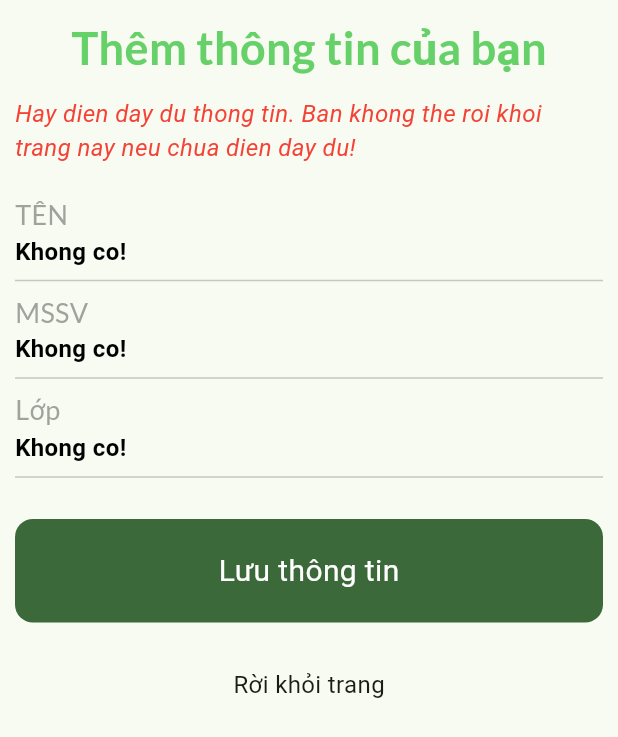
After one commit to RohJeongeui/first-android, a Flutter app: the PageDangKyLop screen opened directly, after a tap on "Lưu thông tin", on a phone screen of 412 x 824 dp. The commit adds this screen. Shown: the top 737 px of the screen. Run offline on Flutter 3.47's test engine with Material 3 defaults, Android fonts, the phone set to English and light mode, and no system bars; our stand-ins replace avatar_glow, dio, google_fonts, shared_preferences; accounts and stored records are empty; network calls fail.

Commit message:
linux/flutter/generated_plugin_registrant.cc

```diff
--- a/lib/UI/AppConstant.dart
+++ b/lib/UI/AppConstant.dart
@@ -3,17 +3,26 @@ import 'package:google_fonts/google_fonts.dart';
 
 class AppConstant{
   static TextStyle textfancyheader = GoogleFonts.lato(
-    fontSize: 40, color: const Color.fromARGB(150, 100, 100, 100));
+    fontSize: 40, color: const Color.fromARGB(150, 100, 100, 100),fontWeight: FontWeight.bold);
+
+  static TextStyle textfancyheader_2 = GoogleFonts.lato(
+    fontSize: 18, color: const Color.fromARGB(150, 100, 100, 100));
+
   static TextStyle text_error = const TextStyle(
     fontSize: 16, color: Colors.red, fontStyle: FontStyle.italic);
+
   static TextStyle textlink = TextStyle(color: Colors.blue[600],
     fontSize: 16, fontWeight: FontWeight.bold);
+
   static TextStyle textbody = const TextStyle(color: Colors.black,
     fontSize: 16, fontWeight: FontWeight.bold);
+
   static TextStyle textbodyfocus = TextStyle(color: Colors.blue[600],
     fontSize: 20, fontWeight: FontWeight.bold);
+
   static TextStyle textlogo = GoogleFonts.lato(
     fontSize: 30, color: Color.fromARGB(255, 101, 209, 104) ,fontWeight: FontWeight.bold);
+
   static Color mainColor =  Color.fromARGB(255, 86, 158, 89);
   static Color backgroundColor =  Color.fromARGB(255, 210, 232, 236);
 }
--- /dev/null
+++ b/lib/UI/page_dangkylop.dart
@@ -0,0 +1,278 @@
+import 'package:connect_1000/UI/AppConstant.dart';
+import 'package:connect_1000/UI/custom_ctrl.dart';
+import 'package:connect_1000/models/lop.dart';
+import 'package:connect_1000/models/profile.dart';
+import 'package:connect_1000/repositories/lop_repository.dart';
+import 'package:connect_1000/repositories/student_repository.dart';
+import 'package:connect_1000/repositories/user_repository.dart';
+import 'package:flutter/material.dart';
+
+class PageDangKyLop extends StatefulWidget {
+  PageDangKyLop({super.key});
+
+  @override
+  State<PageDangKyLop> createState() => _PageDangKyLopState();
+}
+
+class _PageDangKyLopState extends State<PageDangKyLop> {
+  List<Lop>? listlop = [];
+
+  @override
+  Widget build(BuildContext context) {
+    final size = MediaQuery.of(context).size;
+    Profile profile = Profile();
+    String mssv = profile.student.mssv;
+    String ten = profile.user.first_name;
+    int idlop = profile.student.idlop;
+    String tenlop = profile.student.tenlop;
+
+    return Scaffold(
+      body: SafeArea(
+        child: SingleChildScrollView(
+          child: Padding(
+            padding: const EdgeInsets.all(10.0),
+            child: Column(
+              crossAxisAlignment: CrossAxisAlignment.center,
+              children: [
+                Text('Thêm thông tin của bạn',
+                      style: AppConstant.textlogo,),
+                SizedBox(height: 10,),
+                Text('Hay dien day du thong tin. Ban khong the roi khoi trang nay neu chua dien day du!',
+                    style: AppConstant.text_error,),
+                SizedBox(height: 20,),
+                CustomInputTextFormField(
+                  title: "TÊN",
+                  value: ten,
+                  width: size.width,
+                  callback: (output) {
+                    ten = output;
+                  },
+                ),
+                CustomInputTextFormField(
+                  title: "MSSV",
+                  value: mssv,
+                  width: size.width,
+                  callback: (output) {
+                    mssv = output;
+                  },
+                ),
+                listlop!.isEmpty?
+                FutureBuilder(
+                  future: LopRepository().getDSLop(),
+                  builder: (context, AsyncSnapshot<List<Lop>> snapshot){
+                    if(snapshot.connectionState == ConnectionState.waiting){
+                      return const CircularProgressIndicator();
+                    }else
+                    if(snapshot.hasData){
+                      listlop = snapshot.data;
+                      return CustomInputDropDown(
+                        width: size.width,
+                        list: listlop!,
+                        title: "Lớp",
+                        valueid: idlop,
+                        valuename: tenlop,
+                        callback: (outputid, outputname) {
+                          idlop = outputid;
+                          tenlop = outputname;
+                        },
+                      );
+                    }else{
+                      return Text('loi xay ra');
+                    }
+                  },
+                ):CustomInputDropDown(
+                        width: size.width,
+                        list: listlop!,
+                        title: "Lớp",
+                        valueid: idlop,
+                        valuename: tenlop,
+                        callback: (outputid, outputname) {
+                          idlop = outputid;
+                          tenlop = outputname;
+                        },
+                      ),
+                      const SizedBox(height: 20,),
+                      GestureDetector(
+                        onTap: () async{
+                          profile.student.mssv = mssv;
+                          profile.student.idlop = idlop;
+                          profile.student.tenlop = tenlop;
+                          profile.user.first_name = ten;
+                          await UserRepository().updateProfile();
+                          await StudentRepository().dangkyLop();
+                        },
+                        child:
+                          Custom_Button(textButton: "Lưu thông tin")
+                      ),
+                        const SizedBox(height: 30,),
+                        Text("Rời khỏi trang")
+
+              ],),
+          ),
+        ),
+      ),
+    );
+  }
+}
+
+class CustomInputTextFormField extends StatefulWidget {
+  CustomInputTextFormField({
+    super.key,
+    required this.width, required this.title, required this.value, required this.callback,
+  });
+
+  final double width;
+  final String title;
+  final String value;
+  final Function (String output) callback;
+  @override
+  State<CustomInputTextFormField> createState() => _CustomInputTextFormFieldState();
+}
+
+class _CustomInputTextFormFieldState extends State<CustomInputTextFormField> {
+  int status = 0;
+  String output = "";
+
+  @override
+  void initState(){
+    output = widget.value;
+  }
+  Widget build(BuildContext context) {
+    return Column(
+      crossAxisAlignment: CrossAxisAlignment.start,
+      children: [
+        Text(
+          widget.title,
+          style: AppConstant.textfancyheader_2,
+        ),
+        status == 0 ?
+        GestureDetector(
+          onTap: () {
+            setState(() {
+              status = 1;
+            });
+          },
+          child: Text(
+            output == "" ?"Khong co!":output,
+              style: AppConstant.textbody,),
+        )
+            :Row(
+              mainAxisAlignment: MainAxisAlignment.spaceBetween,
+              children: [
+                Container(
+                  padding: EdgeInsets.symmetric(horizontal: 10),
+                  decoration:
+                    BoxDecoration(
+                      borderRadius: BorderRadius.circular(12),
+                      color: Colors.grey[200]),
+                  width: widget.width - 50,
+                  child: TextFormField(
+                    decoration: InputDecoration(border: InputBorder.none),
+                    initialValue: output,
+                    onChanged: (value) {
+                      setState(() {
+                        output = value;
+                      });
+
+                    },
+                  ),
+                ),
+                GestureDetector(
+                  onTap: (){
+                    setState(() {
+                      status = 0;
+                      widget.callback(output);
+                    });
+                  },
+                  child: Icon(
+                    Icons.save,
+                    size: 15,
+                  ),
+                )
+              ],
+            ),
+        Divider(thickness: 1,)
+      ],
+    );
+  }
+}
+class CustomInputDropDown extends StatefulWidget {
+  CustomInputDropDown({
+    super.key,
+    required this.width, required this.title, required this.callback, required this.list, required this.valueid, required this.valuename,
+  });
+
+  final double width;
+  final String title;
+  final int valueid;
+  final String valuename;
+  final List<Lop> list;
+  final Function (int outputid,String outputname) callback;
+  @override
+  State<CustomInputDropDown> createState() => _CustomInputDropDownState();
+}
+
+class _CustomInputDropDownState extends State<CustomInputDropDown> {
+  int status = 0;
+  int outputid = 0;
+  String outputname = "";
+  @override
+  void initState(){
+    outputid = widget.valueid;
+    outputname = widget.valuename;
+  }
+  Widget build(BuildContext context) {
+    return Column(
+      crossAxisAlignment: CrossAxisAlignment.start,
+      children: [
+        Text(
+          widget.title,
+          style: AppConstant.textfancyheader_2,
+        ),
+        status == 0 ?
+        GestureDetector(
+          onTap: () {
+            setState(() {
+              status = 1;
+            });
+          },
+          child: Text(
+            outputname == "" ?"Khong co!":outputname,
+              style: AppConstant.textbody,),
+        )
+            :Container(
+              padding: EdgeInsets.symmetric(horizontal: 10),
+              decoration:
+                BoxDecoration(
+                  borderRadius: BorderRadius.circular(12),
+                  color: Colors.grey[200]),
+              width: widget.width - 25,
+              child: DropdownButton(value: outputid,
+              items: widget.list.map((e) => DropdownMenuItem(
+                value: e.id,
+                child: Container(
+                  width: widget.width * 0.8,
+                  child:
+                    Text(e.ten, overflow: TextOverflow.ellipsis,
+                    )),
+              )).toList(),
+                onChanged: (value){
+                  setState(() {
+                    outputid = value!;
+                    for(var dropitem in widget.list){
+                      if(dropitem.id == outputid){
+                        outputname = dropitem.ten;
+                        widget.callback(outputid, outputname);
+                        break;
+                      }
+                    }
+                    status = 0;
+                  });
+                }
+                ),
+            ),
+        Divider(thickness: 1,)
+      ],
+    );
+  }
+}
--- a/lib/UI/page_main.dart
+++ b/lib/UI/page_main.dart
@@ -1,6 +1,7 @@
 
 import 'package:avatar_glow/avatar_glow.dart';
 import 'package:connect_1000/UI/AppConstant.dart';
+import 'package:connect_1000/UI/page_dangkylop.dart';
 import 'package:connect_1000/UI/page_login.dart';
 import 'package:connect_1000/providers/mainviewmodel.dart';
 import 'package:connect_1000/providers/menubarviewmodel.dart';
@@ -9,7 +10,6 @@ import 'package:flutter/rendering.dart';
 import 'package:provider/provider.dart';
 
 import '../models/profile.dart';
-import 'page_register.dart';
 import 'suppageandhelp.dart';
 import 'suppagedangxuat.dart';
 import 'suppageprofile.dart';
@@ -35,6 +35,10 @@ class PageMain extends StatelessWidget {
     if(profile.token == ""){
       return PageLogin();
     }
+    if(profile.student.mssv == ""){
+      return PageDangKyLop();
+    }
+
     Widget body = SPageTrangchu();
     if(viewmodel.activemenu == SPageYourprofile.idpage){
       body = SPageYourprofile();
--- /dev/null
+++ b/lib/models/lop.dart
@@ -0,0 +1,25 @@
+class Lop{
+  int id;
+  String ten;
+  int idkhoa;
+  int trangthai;
+  Lop({
+    this.id = 0,
+    this.ten = "",
+    this.idkhoa = 0,
+    this.trangthai = 0
+  });
+  factory Lop.fromJson(Map<String, dynamic> json){
+    return Lop(
+      id: json['id'],
+      ten: json['ten'],
+      idkhoa: json['idkhoa'],
+      trangthai: json['trangthai']
+    );
+  }
+  factory Lop.fromLop(Lop lop){
+    return Lop(
+      id: lop.id,ten:lop.ten,idkhoa: lop.idkhoa,trangthai: lop.trangthai
+    );
+  }
+}
--- a/lib/models/profile.dart
+++ b/lib/models/profile.dart
@@ -1,4 +1,5 @@
 import 'package:connect_1000/models/student.dart';
+import 'package:connect_1000/models/user.dart';
 import 'package:shared_preferences/shared_preferences.dart';
 
 class Profile{
@@ -11,6 +12,7 @@ class Profile{
   late SharedPreferences _pref;
   late String token;
   Student student = Student();
+  User user = User();
     Future <void> initialize() async {
       _pref = await SharedPreferences.getInstance();
       token = "";
--- a/lib/models/student.dart
+++ b/lib/models/student.dart
@@ -1,30 +1,64 @@
+// class Student {
+//   int iduser;
+//   String mssv;
+//   int idlop;
+//   String tenlop;
+//   int diem;
+//   int duyet;
+//   Student({this.iduser= 0 ,this.mssv = "",this.idlop = 0,
+//           this.tenlop = "",this.diem = 0,this.duyet = 0});
+//   factory Student.fromJson(Map<String,dynamic> json ){
+//     return Student(
+//       iduser:json['iduser'],
+//       mssv: json['mssv'],
+//       idlop: json['idlop'],
+//       tenlop: json['lop'],
+//       diem: json['diem'],
+//       duyet: json['duyet']
+//     );
+//   }
+//   factory Student.fromStudent(Student student){
+//     return Student(
+//       iduser: student.iduser,
+//       mssv: student.mssv,
+//       idlop: student.idlop,
+//       tenlop: student.tenlop,
+//       diem: student.diem,
+//       duyet: student.duyet
+//     );
+//   }
+// }
+
 class Student {
-  int iduser;
+  int idUser;
   String mssv;
   int idlop;
   String tenlop;
   int diem;
   int duyet;
-  Student({this.iduser= 0 ,this.mssv = "",this.idlop = 0,
-          this.tenlop = "",this.diem = 0,this.duyet = 0});
-  factory Student.fromJson(Map<String,dynamic> json ){
+  Student(
+      {this.idUser = 0,
+      this.mssv = "",
+      this.idlop = 0,
+      this.tenlop = "",
+      this.diem = 0,
+      this.duyet = 0});
+  factory Student.fromJson(Map<String, dynamic> json) {
     return Student(
-      iduser:json['iduser'],
-      mssv: json['mass'],
+        idUser: json['iduser'],
+        mssv: json['mssv'],
         idlop: json['idlop'],
-      tenlop: json['tenlop'],
+        tenlop: json['lop'],
         diem: json['diem'],
-      duyet: json['duyet']
-    );
+        duyet: json['duyet']);
   }
-  factory Student.fromStudent(Student student){
+  factory Student.fromStudent(Student student) {
     return Student(
-      iduser: student.iduser,
+        idUser: student.idUser,
         mssv: student.mssv,
         idlop: student.idlop,
         tenlop: student.tenlop,
         diem: student.diem,
-      duyet: student.duyet
-    );
+        duyet: student.duyet);
   }
 }
--- a/lib/models/user.dart
+++ b/lib/models/user.dart
@@ -1,4 +1,4 @@
-class User{
+class User {
   int id;
   String first_name;
   String last_name;
@@ -16,9 +16,8 @@ class User{
   String districtname;
   String wardname;
   String birthday;
-
-  User({
-    this.id = 0,
+  User(
+      {this.id = 0,
       this.first_name = "",
       this.last_name = "",
       this.username = "",
@@ -34,30 +33,29 @@ class User{
       this.provincename = "",
       this.districtname = "",
       this.wardname = "",
-    this.birthday = "",
-    });
-    factory User.fromJson(Map<String, dynamic> json){
+      this.birthday = ""});
+  factory User.fromJson(Map<String, dynamic> json) {
     return User(
       id: json['id'],
-        first_name: json['first_name'] ??"",
-        last_name: json['last_name'] ??"",
-        username: json['username'] ??"",
-        email: json['email'] ??"",
-        phone: json['phone'] ??"",
-        avatar: json['avatar'] ??"",
-        address: json['address'] ??"",
+      first_name: json['first_name'] ?? "",
+      last_name: json['last_name'] ?? "",
+      username: json['username'] ?? "",
+      email: json['email'] ?? "",
+      phone: json['phone'] ?? "",
+      avatar: json['avatar'] ?? "",
+      address: json['address'] ?? "",
       role_id: json['role_id'] ?? 4,
       status: json['status'] ?? "",
-        provincename: json['provinceid'] ?? 0,
+      provinceid: json['provinceid'] ?? 0,
       districtid: json['districtid'] ?? 0,
       wardid: json['wardid'] ?? 0,
-        provinceid: json['provinceid'] ??"",
-        districtname: json['districtname'] ??"",
-        wardname: json['wardname'] ??"",
-        birthday: json['birthday'] ??"",
+      provincename: json['provincename'] ?? "",
+      districtname: json['districtname'] ?? "",
+      wardname: json['wardname'] ?? "",
+      birthday: json['birthday'] ?? "",
     );
   }
-    factory User.fromUser(User value){
+  factory User.fromUser(User value) {
     return User(
       id: value.id,
       first_name: value.first_name,
@@ -69,10 +67,10 @@ class User{
       address: value.address,
       role_id: value.role_id,
       status: value.status,
-        provincename: value.provincename,
+      provinceid: value.provinceid,
       districtid: value.districtid,
       wardid: value.wardid,
-        provinceid: value.provinceid,
+      provincename: value.provincename,
       districtname: value.districtname,
       wardname: value.wardname,
       birthday: value.birthday,
--- a/lib/providers/loginviewmodel.dart
+++ b/lib/providers/loginviewmodel.dart
@@ -1,7 +1,9 @@
 
 import 'package:connect_1000/models/student.dart';
+import 'package:connect_1000/models/user.dart';
 import 'package:connect_1000/repositories/login_repositories.dart';
 import 'package:connect_1000/repositories/student_repository.dart';
+import 'package:connect_1000/repositories/user_repository.dart';
 import 'package:flutter/material.dart';
 
 class LoginViewModel with ChangeNotifier{
@@ -18,9 +20,12 @@ class LoginViewModel with ChangeNotifier{
         status = 2;
         errorMessage = "Tên đăng nhập hoặc mật khẩu không đúng!";
       }else{
+        // status = 3; //dang nhap thanh cong, lay thong tin user student
+        var student = await StudentRepository().getStudentInfo();
+        profile.student = Student.fromStudent(student);
+        var user = await UserRepository().getUserInfo();
+        profile.user = User.fromUser(user);
         status = 3; //dang nhap thanh cong, lay thong tin user student
-        var student = await StudentRespository().getStudentInfo();
-        profile.student = Student.fromStudent(student);
       }
       notifyListeners();
     }catch(e){}
--- /dev/null
+++ b/lib/repositories/lop_repository.dart
@@ -0,0 +1,19 @@
+
+import 'package:connect_1000/models/lop.dart';
+import 'package:connect_1000/services/api_services.dart';
+
+class LopRepository{
+  Future<List<Lop>> getDSLop() async{
+    List<Lop> list = [];
+    list.add(Lop(ten: "--chọn--"));
+    final response = await ApiService().getDSLop();
+    if(response != null){
+      var data = response.data['data'];
+      for(var item in data){
+        var lop = Lop.fromJson(item);
+        list.add(lop);
+      }
+    }
+    return list;
+  }
+}
--- a/lib/repositories/student_repository.dart
+++ b/lib/repositories/student_repository.dart
@@ -2,16 +2,49 @@ import 'package:connect_1000/models/profile.dart';
 import 'package:connect_1000/models/student.dart';
 import 'package:connect_1000/services/api_services.dart';
 
-class StudentRespository {
+// class StudentRespository {
+//   final ApiService api = ApiService();
+//   Future<bool> dangkyLop() async{
+//     bool kq = false;
+//     var response = await api.dangkyLop();
+//     if(response != null){
+//       kq = true;
+//     }
+//     return kq;
+//   }
+//   Future<Student> getStudentInfo() async{
+//     Student student = Student();
+//     var response = await api.getUserInfo();
+//     if(response != null){
+//       var data = response.data;
+//       student = Student.fromJson(data);
+//       // Profile().student = Student.fromStudent(student);
+//     }
+//     return student;
+//   }
+// }
+
+class StudentRepository {
   final ApiService api = ApiService();
-  Future<Student> getStudentInfo() async{
+  Future<bool> dangkyLop() async {
+    bool kq = false;
+    var response = await api.dangkyLop();
+    if (response != null) {
+      kq = true;
+      //Profile().student = Student.fromStudent(student);
+    }
+    return kq;
+  }
+
+  Future<Student> getStudentInfo() async {
     Student student = Student();
-    var response = await api.getUserInfo();
-    if(response != null){
+    var response = await api.getStudentInfo();
+    if (response != null) {
       var data = response.data;
       student = Student.fromJson(data);
-      Profile().student = Student.fromStudent(student);
+      //Profile().student = Student.fromStudent(student);
     }
+
     return student;
   }
 }
--- /dev/null
+++ b/lib/repositories/user_repository.dart
@@ -0,0 +1,23 @@
+import 'package:connect_1000/models/user.dart';
+import 'package:connect_1000/services/api_services.dart';
+
+
+class UserRepository{
+  Future<User> getUserInfo() async{
+    User user = User();
+    final response = await ApiService().getUserInfo();
+    if(response != null ){
+      var json = response.data['data'];
+      user  = User.fromJson(json);
+    }
+    return user;
+  }
+  Future<bool> updateProfile() async{
+    bool kq = false;
+    var response = await ApiService().updateProfile();
+    if(response != null ){
+      kq = true;
+    }
+    return kq;
+  }
+}
--- a/lib/services/api_services.dart
+++ b/lib/services/api_services.dart
@@ -18,18 +18,106 @@ class ApiService{
   void initialize(){
     _dio = Dio(BaseOptions(responseType: ResponseType.json));
   }
+  Future<Response?> updateProfile() async{
+    Profile profile  = Profile();
+    Map <String , String > headers = {
+      'Content-Type' :"applocation/json; charset =UTF-8",
+      'Authorization' :'Bearer ' + Profile().token,
+      'Accept':'application/json',
+    };
+    Map<String,dynamic>param = {
+      "first_name" : profile.user.first_name,
+    };
+    String apiUrl = "https://chocaycanh.club/api/me/details";
+    try{
+          // ignore: non_constant_identifier_names
+          final Response =
+                  await _dio.post(apiUrl,options: Options(headers: headers),data: jsonEncode(param));
+          if(Response.statusCode == 200 ) {
+            return Response;
+          }
+      } catch(e) {
+        print(e);
+      }
+  }
+  Future<Response?> dangkyLop() async{
+    Profile profile  = Profile();
+    Map <String , String > headers = {
+      'Content-Type' :"applocation/json; charset =UTF-8",
+      'Authorization' :'Bearer ' + Profile().token,
+      'Accept':'application/json',
+    };
+    Map<String,dynamic>param = {
+      "id" : profile.student.idlop,
+      "mssv" : profile.student.mssv
+    };
+    String apiUrl = "https://chocaycanh.club/api/lophoc/dangky";
+    try{
+          // ignore: non_constant_identifier_names
+          final Response =
+                  await _dio.post(apiUrl,options: Options(headers: headers),data: jsonEncode(param));
+          if(Response.statusCode == 200 ) {
+            return Response;
+          }
+      } catch(e) {
+        print(e);
+      }
+  }
+
+  Future<Response?> getDSLop() async {
+    Map<String, String> headers = {
+      'Content-Type': "application/json; charset=UTF-8",
+      'Authorization': 'Bearer '+Profile().token,
+      'Accept': 'application/json'
+    };
+    String apiUrl = "https://chocaycanh.club/api/lophoc/ds";
+    try {
+      final Response =
+          await _dio.get(apiUrl, options: Options(headers: headers));
+      if (Response.statusCode == 200) {
+        return Response;
+      }
+    } catch (e) {
+      if (e is DioException) {
+        print('Error: $e');
+        print(e.message);
+        print(e.error);
+        print(e.response);
+      }
+    }
+    return null;
+  }
+  Future<Response?> getStudentInfo() async {
+    Map<String, String> headers = {
+      'Content-Type': "application/json; charset=UTF-8",
+      'Authorization': 'Bearer ' + Profile().token,
+      'Accept': 'application/json'
+    };
+
+    String apiUrl = "https://chocaycanh.club/api/sinhvien/info";
+    try {
+      final response =
+          await _dio.get(apiUrl, options: Options(headers: headers));
+      if (response.statusCode == 200) {
+        return response;
+      }
+    } catch (e) {
+      print(e);
+    }
+    return null;
+  }
 
   Future<Response?> getUserInfo() async{
-    Map <String , String > headers = {
-      'Content-Type' :"applocation/json; charset =UTF-8",
-      'Authorizatiion' :'Bearer '+Profile().token,
-      'Accept':'application/json',
+    Map<String, String > headers = {
+      'Content-Type': "application/json; charset=UTF-8",
+      'Authorization': 'Bearer '+ Profile().token,
+      'Accept': 'application/json'
     };
     String apiUrl = "https://chocaycanh.club/api/me";
     try{
           // ignore: non_constant_identifier_names
           final Response =
-                  await _dio.get(apiUrl,options: Options(headers: headers));
+                  await _dio.get(apiUrl, options: Options(headers: headers));
           if(Response.statusCode == 200 ) {
             return Response;
           }
@@ -38,6 +126,25 @@ class ApiService{
       }
       return null;
   }
+  // Future<Response?> getUserInfo() async {
+  //   Map<String, String> headers = {
+  //     'Content-Type': "application/json; charset=UTF-8",
+  //     'Authorization': 'Bearer ' + Profile().token,
+  //     'Accept': 'application/json'
+  //   };
+  //   String apiUrl = "https://chocaycanh.club/api/me";
+  //   try {
+  //     final response =
+  //         await _dio.get(apiUrl, options: Options(headers: headers));
+  //     if (response.statusCode == 200) {
+  //       return response;
+  //       print(response);
+  //     }
+  //   } catch (e) {
+  //     print(e);
+  //   }
+  //   return null;
+  // }
 
 
   Future<Response?> loginUser(String username , String password) async
```
Lines whose indentation alone changed are shown as unchanged.
